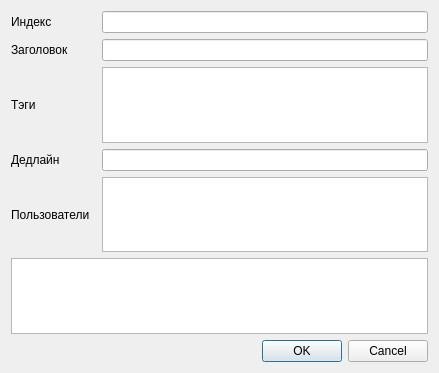
The window that app/LightTaskManager/gui/showdialog.ui (ApplicationsForge/TaskManagerGUI) describes before a commit, drawn with Qt 5.
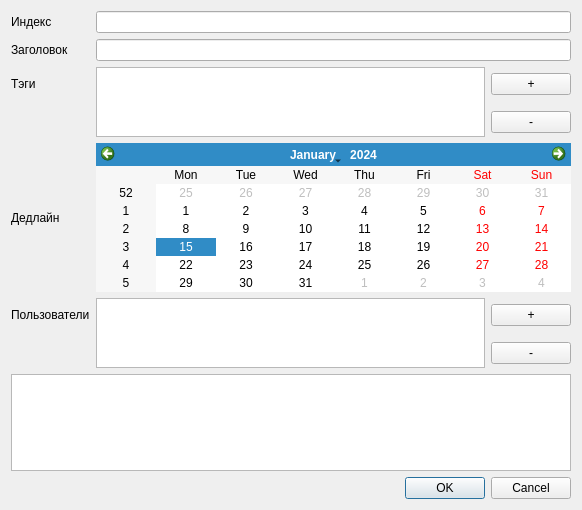
The same window after the commit.

Commit message: Изменен интерфейс окна описания задачи

Diff of the .ui file:
```diff
--- a/app/LightTaskManager/gui/showdialog.ui
+++ b/app/LightTaskManager/gui/showdialog.ui
@@ -6,14 +6,35 @@
    <rect>
     <x>0</x>
     <y>0</y>
-    <width>439</width>
-    <height>373</height>
+    <width>582</width>
+    <height>510</height>
    </rect>
   </property>
   <property name="windowTitle">
    <string>Описание задачи</string>
   </property>
   <layout class="QGridLayout" name="gridLayout">
+   <item row="0" column="0">
+    <widget class="QLabel" name="indexLabel">
+     <property name="text">
+      <string>Индекс</string>
+     </property>
+    </widget>
+   </item>
+   <item row="2" column="2">
+    <widget class="QPushButton" name="addTagPushButton">
+     <property name="text">
+      <string>+</string>
+     </property>
+    </widget>
+   </item>
+   <item row="5" column="0">
+    <widget class="QLabel" name="userLabel">
+     <property name="text">
+      <string>Пользователи</string>
+     </property>
+    </widget>
+   </item>
    <item row="2" column="0">
     <widget class="QLabel" name="label_3">
      <property name="text">
@@ -28,22 +49,17 @@
      </property>
     </widget>
    </item>
-   <item row="0" column="0">
-    <widget class="QLabel" name="label">
-     <property name="text">
-      <string>Индекс</string>
-     </property>
-    </widget>
+   <item row="1" column="1" colspan="2">
+    <widget class="QLineEdit" name="titleLineEdit"/>
    </item>
-   <item row="4" column="0">
-    <widget class="QLabel" name="label_5">
-     <property name="text">
-      <string>Пользователи</string>
-     </property>
-    </widget>
+   <item row="5" column="1" rowspan="2">
+    <widget class="QTextEdit" name="userTextEdit"/>
    </item>
-   <item row="6" column="0" colspan="3">
-    <widget class="QDialogButtonBox" name="buttonBox">
+   <item row="7" column="0" colspan="3">
+    <widget class="QTextEdit" name="showTextEdit"/>
+   </item>
+   <item row="8" column="0" colspan="3">
+    <widget class="QDialogButtonBox" name="showButtonBox">
      <property name="orientation">
       <enum>Qt::Horizontal</enum>
      </property>
@@ -52,30 +68,42 @@
      </property>
     </widget>
    </item>
-   <item row="5" column="0" colspan="3">
-    <widget class="QTextEdit" name="textEdit_3"/>
+   <item row="2" column="1" rowspan="2">
+    <widget class="QTextEdit" name="tagTextEdit"/>
    </item>
-   <item row="1" column="2">
-    <widget class="QLineEdit" name="lineEdit_2"/>
-   </item>
-   <item row="0" column="2">
-    <widget class="QLineEdit" name="lineEdit"/>
-   </item>
-   <item row="3" column="0">
-    <widget class="QLabel" name="label_4">
+   <item row="4" column="0">
+    <widget class="QLabel" name="calendarLabel">
      <property name="text">
       <string>Дедлайн</string>
      </property>
     </widget>
    </item>
-   <item row="2" column="2">
-    <widget class="QTextEdit" name="textEdit"/>
+   <item row="5" column="2">
+    <widget class="QPushButton" name="addUserPushButton">
+     <property name="text">
+      <string>+</string>
+     </property>
+    </widget>
    </item>
-   <item row="4" column="2">
-    <widget class="QTextEdit" name="textEdit_2"/>
+   <item row="0" column="1" colspan="2">
+    <widget class="QLineEdit" name="indexLineEdit"/>
    </item>
    <item row="3" column="2">
-    <widget class="QLineEdit" name="lineEdit_3"/>
+    <widget class="QPushButton" name="deleteTagPushButton">
+     <property name="text">
+      <string>-</string>
+     </property>
+    </widget>
+   </item>
+   <item row="6" column="2">
+    <widget class="QPushButton" name="deleteUserPushButton">
+     <property name="text">
+      <string>-</string>
+     </property>
+    </widget>
+   </item>
+   <item row="4" column="1" colspan="2">
+    <widget class="QCalendarWidget" name="calendarWidget"/>
    </item>
   </layout>
  </widget>
```
Left out of the diff: 8 changed lines with no effect on the pictures.
